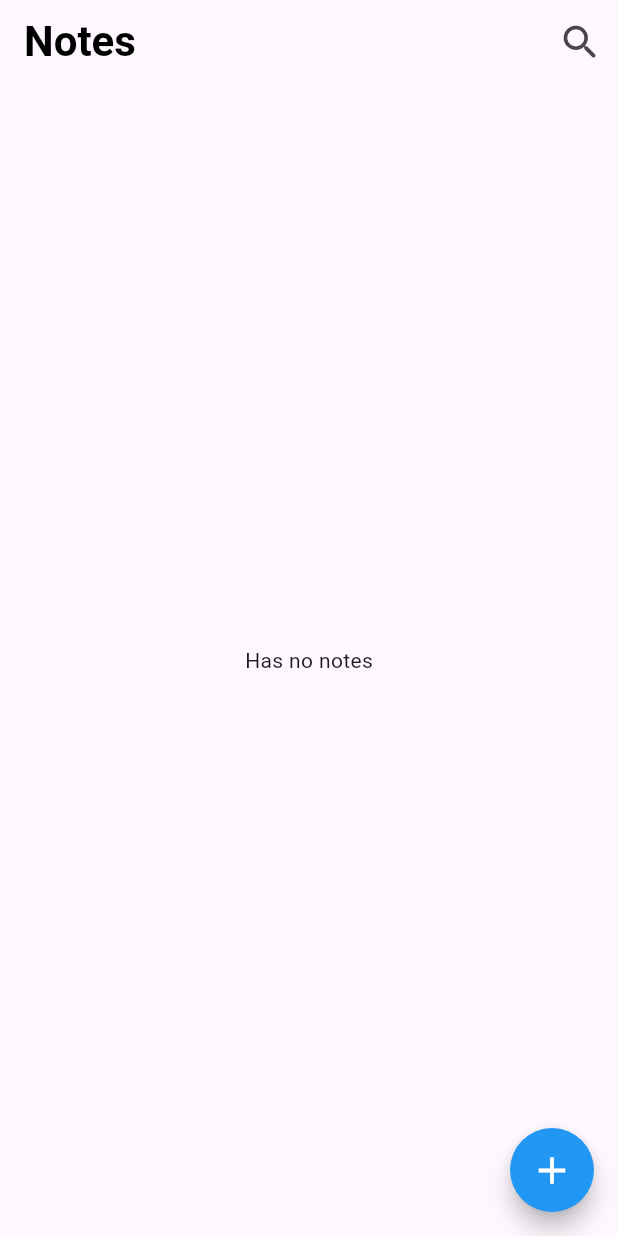
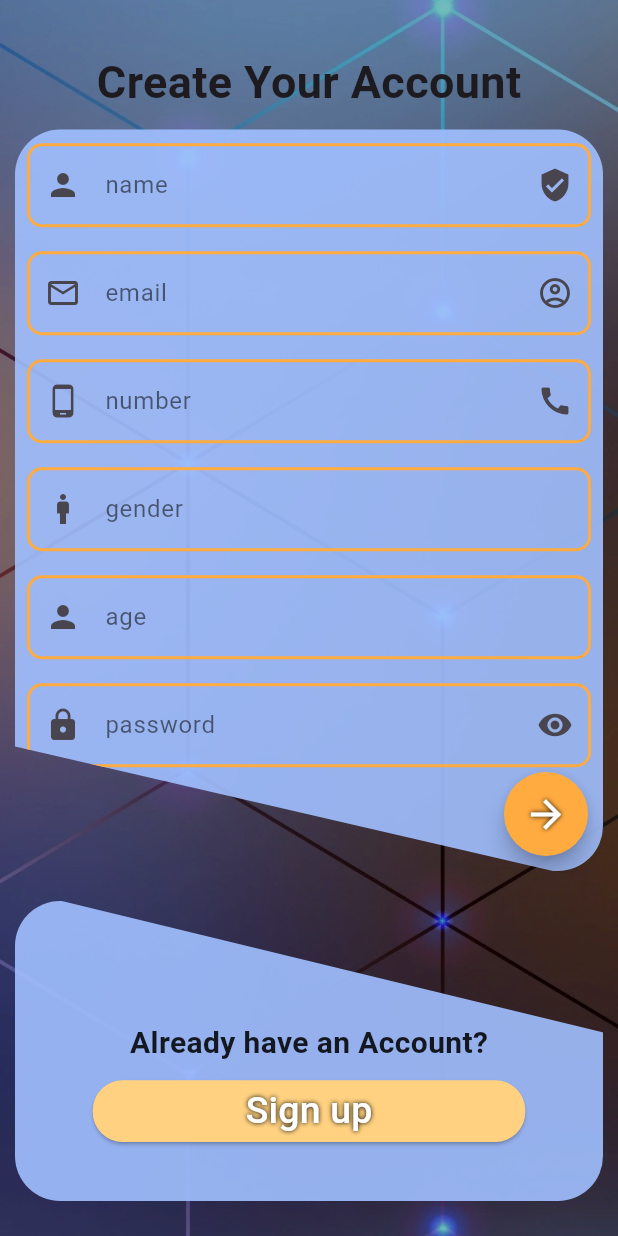
Before and after one commit to rahulkumardev24/notes_app_with_firebase, a Flutter app: the screen it shows after launch, on a phone screen of 412 x 824 dp. Run offline on Flutter 3.47's test engine with Material 3 defaults, Android fonts, the phone set to English and light mode, and no system bars; our stand-ins replace cloud_firestore, firebase_core; accounts and stored records are empty.

Commit message:
login and register screen design complete

```diff
--- a/lib/main.dart
+++ b/lib/main.dart
@@ -1,5 +1,7 @@
 import 'package:firebase_core/firebase_core.dart';
 import 'package:flutter/material.dart';
+import 'package:notesf/screen/auth_screen/login_screen.dart';
+import 'package:notesf/screen/auth_screen/register_screen.dart';
 import 'package:notesf/screen/home_screen.dart';
 import 'package:notesf/screen/notes_screen.dart';
 
@@ -26,7 +28,8 @@ class MyApp extends StatelessWidget {
         colorScheme: ColorScheme.fromSeed(seedColor: Colors.deepPurple),
         useMaterial3: true,
       ),
-      home: const HomeScreen()
+      home: RegisterScreen()
+
     );
   }
 }
--- /dev/null
+++ b/lib/screen/auth_screen/register_screen.dart
@@ -0,0 +1,261 @@
+import 'package:flutter/material.dart';
+import 'package:notesf/screen/auth_screen/login_screen.dart';
+import 'package:notesf/widgets/custom_button.dart';
+import 'package:notesf/widgets/custom_text_field.dart';
+
+class RegisterScreen extends StatefulWidget {
+  @override
+  State<RegisterScreen> createState() => _RegisterScreenState();
+}
+
+class _RegisterScreenState extends State<RegisterScreen> {
+  TextEditingController emailController = TextEditingController();
+  TextEditingController passwordController = TextEditingController();
+  TextEditingController numberController = TextEditingController();
+  TextEditingController genderController = TextEditingController() ;
+  TextEditingController ageController  = TextEditingController() ;
+  TextEditingController nameController  = TextEditingController() ;
+
+  MediaQueryData? mqData;
+
+  @override
+  Widget build(BuildContext context) {
+    mqData = MediaQuery.of(context);
+    return Scaffold(
+      body: SingleChildScrollView(  // Added SingleChildScrollView for scrolling
+        child: Center(
+          child: Stack(
+            alignment: Alignment.center,
+            children: [
+              Opacity(
+                opacity: 1,
+                child: Image.asset(
+                  height: mqData!.size.height,  // Ensure the image covers full height
+                  width: double.infinity,
+                  fit: BoxFit.cover,
+                  "assets/background not.webp",
+                ),
+              ),
+              Container(
+                height: mqData!.size.height,
+                width: double.infinity,
+                color: Colors.black26,
+              ),
+              Center(
+                child: Column(
+                  mainAxisAlignment: MainAxisAlignment.center,
+                  crossAxisAlignment: CrossAxisAlignment.center,
+                  children: [
+                    const SizedBox(height: 20,),
+                    /// -----------------Heading text ----------------------- ///
+                    const Text(
+                      "Create Your Account",
+                      style: TextStyle(fontWeight: FontWeight.bold, fontSize: 30),
+                    ),
+
+                    /// ----------------------Top box---------------------------///
+                    ClipPath(
+                      clipper: DifferentSidesClipper(),
+                      child: Padding(
+                        padding: const EdgeInsets.all(10.0),
+                        child: Container(
+                          width: mqData!.size.width,
+                          height: mqData!.size.height*0.6,
+                          decoration: BoxDecoration(
+                            borderRadius: BorderRadius.circular(30),
+                            color: const Color(0xe7a0bfff),
+                          ),
+                          child: Center(
+                            child: Stack(
+                              children: [
+                                Column(
+                                  mainAxisAlignment: MainAxisAlignment.center,
+                                  children: [
+                                    /// email box
+                                    Padding(
+                                      padding: const EdgeInsets.all(8.0),
+                                      child: CustomTextField(
+                                        controller: nameController,
+                                        label: "name",
+                                        hintText: "Enter name",
+                                        sufficeIcon: Icons.verified_user,
+                                        prefixIcon: Icons.person,
+                                      ),
+                                    ),
+                                    /// password box
+                                    Padding(
+                                      padding: const EdgeInsets.all(8.0),
+                                      child: CustomTextField(
+                                        controller: emailController,
+                                        label: "email",
+                                        hintText: "Enter email",
+                                        sufficeIcon: Icons.account_circle_outlined,
+                                        prefixIcon: Icons.email_outlined,
+                                      ),
+                                    ),
+                                    /// number
+                                    Padding(
+                                      padding: const EdgeInsets.all(8.0),
+                                      child: CustomTextField(
+                                        controller: numberController,
+                                        label: "number",
+                                        hintText: "Enter number",
+                                        sufficeIcon: Icons.call,
+                                        prefixIcon: Icons.phone_android,
+                                      ),
+                                    ),
+                                    /// gender
+                                    Padding(
+                                      padding: const EdgeInsets.all(8.0),
+                                      child: CustomTextField(
+                                        controller: genderController,
+                                        label: "gender",
+                                        hintText: "Enter gender",
+                                        prefixIcon: Icons.man,
+                                      ),
+                                    ),
+                                    /// age
+                                    Padding(
+                                      padding: const EdgeInsets.all(8.0),
+                                      child: CustomTextField(
+                                        controller: ageController,
+                                        label: "age",
+                                        hintText: "Enter age",
+                                        prefixIcon: Icons.person,
+                                      ),
+                                    ),
+                                    Padding(
+                                      padding: const EdgeInsets.all(8.0),
+                                      child: CustomTextField(
+                                        controller: passwordController,
+                                        label: "password",
+                                        hintText: "Enter password",
+                                        sufficeIcon: Icons.remove_red_eye,
+                                        prefixIcon: Icons.lock,
+                                      ),
+                                    ),
+                                    const SizedBox(
+                                      height: 60,
+                                    )
+                                  ],
+                                ),
+
+                                /// -------------Arrow button------------------///
+                                Positioned(
+                                  bottom: 10,
+                                  right: 10,
+                                  child: FloatingActionButton(
+                                    onPressed: () {},
+                                    backgroundColor: Colors.orangeAccent,
+                                    foregroundColor: Colors.white,
+                                    shape: RoundedRectangleBorder(
+                                      borderRadius: BorderRadius.circular(100),
+                                    ),
+                                    child: const Icon(
+                                      Icons.arrow_forward,
+                                      size: 30,
+                                      shadows: [
+                                        Shadow(color: Colors.black, blurRadius: 4)
+                                      ],
+                                    ),
+                                  ),
+                                ),
+                              ],
+                            ),
+                          ),
+                        ),
+                      ),
+                    ),
+
+                    ///------------------------bottom-------------box------------------------///
+                    ClipPath(
+                      clipper: BottomSidesClipper(),
+                      child: Padding(
+                        padding: const EdgeInsets.all(10.0),
+                        child: Container(
+                          width: mqData!.size.width,
+                          height: 200,
+                          decoration: BoxDecoration(
+                            borderRadius: BorderRadius.circular(30),
+                            color: const Color(0xe7a0bfff),
+                          ),
+                          child: Center(
+                            child: Column(
+                              mainAxisAlignment: MainAxisAlignment.center,
+                              children: [
+                                SizedBox(height: mqData!.size.height * 0.05),
+                                const Text(
+                                  'Already have an Account?',
+                                  style: TextStyle(
+                                      color: Colors.black87,
+                                      fontSize: 20,
+                                      fontWeight: FontWeight.bold),
+                                ),
+                                const SizedBox(
+                                  height: 10,
+                                ),
+                                SizedBox(
+                                  width: mqData!.size.width * 0.7,
+                                  height: mqData!.size.height * 0.05,
+                                  child: CustomButton(text: "Sign up", onPress: () {
+                                    Navigator.pushReplacement(context, MaterialPageRoute(builder: (context) => const LoginScreen()));
+
+                                  }),
+                                ),
+                              ],
+                            ),
+                          ),
+                        ),
+                      ),
+                    ),
+                  ],
+                ),
+              ),
+            ],
+          ),
+        ),
+      ),
+    );
+  }
+}
+
+// Custom Clipper for different side heights
+class DifferentSidesClipper extends CustomClipper<Path> {
+  @override
+  Path getClip(Size size) {
+    Path path = Path();
+
+    // Define different heights for each side
+    path.moveTo(0, 0);
+    path.lineTo(size.width, 0);
+    path.lineTo(size.width, size.height);
+    path.lineTo(-20, size.height - 100);
+    path.close(); // Complete the box
+    return path;
+  }
+
+  @override
+  bool shouldReclip(CustomClipper<Path> oldClipper) {
+    return false;
+  }
+}
+
+// Bottom Clipper for different side heights
+class BottomSidesClipper extends CustomClipper<Path> {
+  @override
+  Path getClip(Size size) {
+    Path path = Path();
+    path.moveTo(0, -0);
+    path.lineTo(size.width, 100);
+    path.lineTo(size.width, size.height + 10);
+    path.lineTo(0, size.height);
+    path.close(); // Complete the box
+
+    return path;
+  }
+
+  @override
+  bool shouldReclip(CustomClipper<Path> oldClipper) {
+    return false;
+  }
+}
--- /dev/null
+++ b/lib/widgets/custom_button.dart
@@ -0,0 +1,25 @@
+import 'package:flutter/material.dart';
+
+class CustomButton extends StatelessWidget {
+  final String text;
+  final VoidCallback onPress;
+
+  const CustomButton({super.key, required this.text, required this.onPress});
+
+  @override
+  Widget build(BuildContext context) {
+    return ElevatedButton(
+        style: ElevatedButton.styleFrom(
+            shape:
+                RoundedRectangleBorder(borderRadius: BorderRadius.circular(20)),
+            backgroundColor: Colors.orangeAccent.shade100,
+            foregroundColor: Colors.white),
+        onPressed: onPress,
+        child: Text(
+          text,
+          style: const TextStyle(
+              fontSize: 25,
+              shadows: [Shadow(color: Colors.black, blurRadius: 4)]),
+        ));
+  }
+}
--- /dev/null
+++ b/lib/widgets/custom_text_field.dart
@@ -0,0 +1,52 @@
+import 'package:flutter/cupertino.dart';
+import 'package:flutter/material.dart';
+
+class CustomTextField extends StatelessWidget {
+  final TextEditingController controller;
+  final String? hintText;
+  final String? label;
+  final IconData? sufficeIcon;
+  final IconData? prefixIcon;
+
+  const CustomTextField({
+    super.key,
+    required this.controller,
+    this.label,
+    this.hintText,
+    this.sufficeIcon,
+    this.prefixIcon,
+  });
+
+  @override
+  Widget build(BuildContext context) {
+    return TextField(
+      controller: controller,
+      decoration: InputDecoration(
+        focusedBorder: OutlineInputBorder(
+          borderRadius: BorderRadius.circular(10),
+          borderSide: const BorderSide(width: 2, color: Colors.orangeAccent),
+        ),
+        disabledBorder: OutlineInputBorder(
+          borderRadius: BorderRadius.circular(10),
+          borderSide: const BorderSide(width: 2, color: Colors.orangeAccent),
+        ),
+        enabledBorder: OutlineInputBorder(
+          borderRadius: BorderRadius.circular(10),
+          borderSide: const BorderSide(width: 2, color: Colors.orangeAccent),
+        ),
+        hintText: hintText ?? '',
+        hintStyle: const TextStyle(color: Colors.black54),
+
+        /// Use null-check to avoid errors
+        label: label != null ? Text(label! , style: const TextStyle(color: Colors.black54),) : null,
+
+        /// Null-check for label
+        suffixIcon: sufficeIcon != null ? Icon(sufficeIcon) : null,
+
+        /// Null-check for suffixIcon
+        prefixIcon: prefixIcon != null ? Icon(prefixIcon) : null,
+        /// Null-check for prefixIcon
+      ),
+    );
+  }
+}
--- a/pubspec.yaml
+++ b/pubspec.yaml
@@ -61,8 +61,8 @@ flutter:
   uses-material-design: true
 
   # To add assets to your application, add an assets section, like this:
-  # assets:
-  #   - images/a_dot_burr.jpeg
+  assets:
+      - assets/
   #   - images/a_dot_ham.jpeg
 
   # An image asset can refer to one or more resolution-specific "variants", see
```
Also changed, not shown: lib/screen/auth_screen/login_screen.dart (added, +216 -0 lines), assets/bac1.jpg (added), assets/background not.webp (added).
